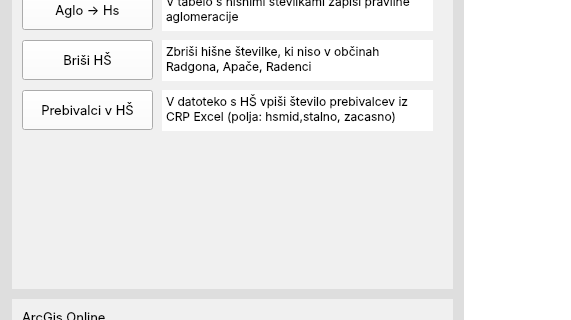
This is form.ui in andrejdimec/pyKat as Qt 5 draws it before an edit; both pictures show x 0 to 571 and y 192 to 512 of the 1146 by 908 pixel window. The edited form follows.
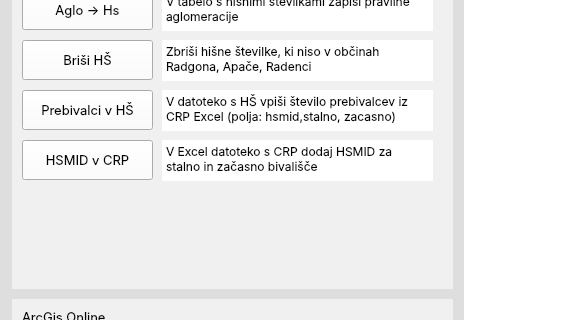
This is the edited form.

```diff
--- a/form.ui
+++ b/form.ui
@@ -461,6 +461,57 @@
               <string>Prebivalci v HŠ</string>
              </property>
             </widget>
+            <widget class="QTextEdit" name="textEdit_7">
+             <property name="geometry">
+              <rect>
+               <x>150</x>
+               <y>290</y>
+               <width>271</width>
+               <height>41</height>
+              </rect>
+             </property>
+             <property name="font">
+              <font>
+               <family>Inter</family>
+               <pointsize>9</pointsize>
+              </font>
+             </property>
+             <property name="frameShape">
+              <enum>QFrame::Shape::NoFrame</enum>
+             </property>
+             <property name="frameShadow">
+              <enum>QFrame::Shadow::Sunken</enum>
+             </property>
+             <property name="html">
+              <string>&lt;!DOCTYPE HTML PUBLIC &quot;-//W3C//DTD HTML 4.0//EN&quot; &quot;http://www.w3.org/TR/REC-html40/strict.dtd&quot;&gt;
+&lt;html&gt;&lt;head&gt;&lt;meta name=&quot;qrichtext&quot; content=&quot;1&quot; /&gt;&lt;meta charset=&quot;utf-8&quot; /&gt;&lt;style type=&quot;text/css&quot;&gt;
+p, li { white-space: pre-wrap; }
+hr { height: 1px; border-width: 0; }
+li.unchecked::marker { content: &quot;\2610&quot;; }
+li.checked::marker { content: &quot;\2612&quot;; }
+&lt;/style&gt;&lt;/head&gt;&lt;body style=&quot; font-family:'Inter'; font-size:9pt; font-weight:400; font-style:normal;&quot;&gt;
+&lt;p style=&quot; margin-top:0px; margin-bottom:0px; margin-left:0px; margin-right:0px; -qt-block-indent:0; text-indent:0px;&quot;&gt;V Excel datoteko s CRP dodaj HSMID za stalno in začasno bivališče&lt;/p&gt;&lt;/body&gt;&lt;/html&gt;</string>
+             </property>
+            </widget>
+            <widget class="QPushButton" name="btn_hsmid_crp">
+             <property name="geometry">
+              <rect>
+               <x>10</x>
+               <y>290</y>
+               <width>131</width>
+               <height>40</height>
+              </rect>
+             </property>
+             <property name="minimumSize">
+              <size>
+               <width>100</width>
+               <height>40</height>
+              </size>
+             </property>
+             <property name="text">
+              <string>HSMID v CRP</string>
+             </property>
+            </widget>
            </widget>
           </item>
           <item>
```
